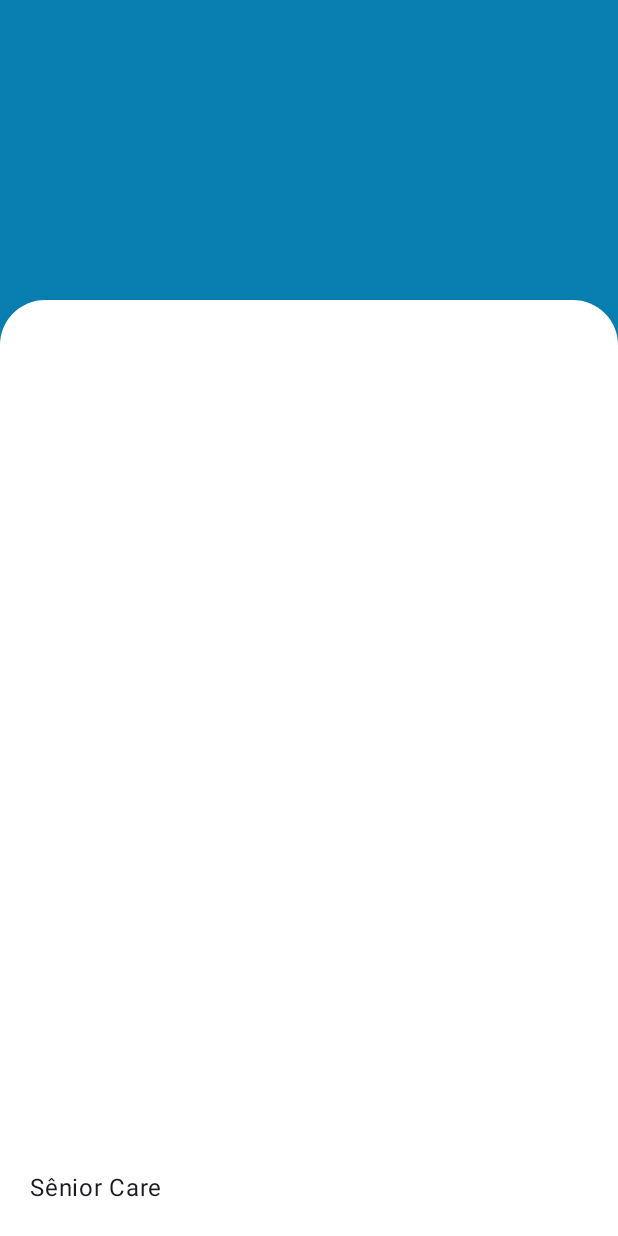
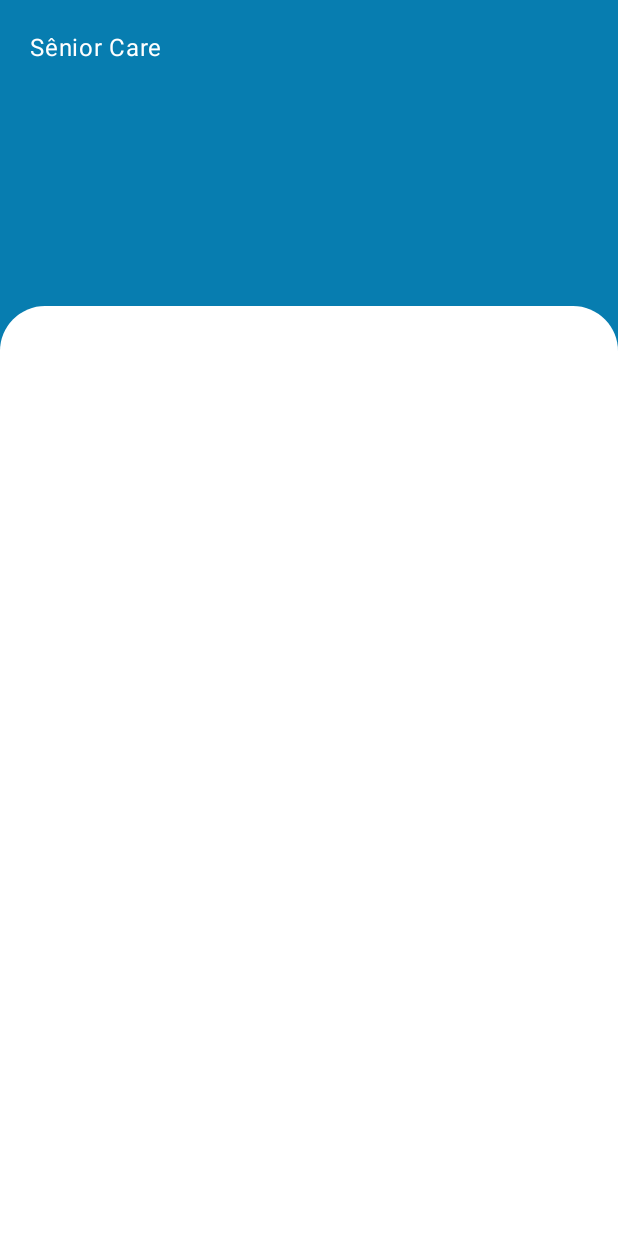
Before and after one commit to SeniorCareSP/app-seniorCare-kotlin, an Android app built with Jetpack Compose: the screen it shows after launch (MainActivity), on a phone screen of 412 x 824 dp. Run offline under Robolectric (Android 15) with nearby library versions, the phone set to English and light mode, and no system bars.

Commit message:
Tela Inicial - Ajuste

```diff
--- a/App/app/src/main/java/com/example/mobileseniorcare/MainActivity.kt
+++ b/App/app/src/main/java/com/example/mobileseniorcare/MainActivity.kt
@@ -7,10 +7,8 @@ import androidx.activity.enableEdgeToEdge
 import androidx.compose.foundation.background
 import androidx.compose.foundation.layout.Box
 import androidx.compose.foundation.layout.Column
-import androidx.compose.foundation.layout.IntrinsicSize
 import androidx.compose.foundation.layout.fillMaxSize
 import androidx.compose.foundation.layout.fillMaxWidth
-import androidx.compose.foundation.layout.height
 import androidx.compose.foundation.layout.padding
 import androidx.compose.material3.Scaffold
 import androidx.compose.material3.Text
@@ -18,7 +16,6 @@ import androidx.compose.runtime.Composable
 import androidx.compose.ui.Alignment
 import androidx.compose.ui.Modifier
 import androidx.compose.ui.graphics.Color
-import androidx.compose.ui.text.style.LineHeightStyle
 import androidx.compose.ui.tooling.preview.Preview
 import androidx.compose.ui.unit.dp
 import com.example.mobileseniorcare.ui.theme.MobileSeniorCareTheme
@@ -40,19 +37,24 @@ class MainActivity : ComponentActivity() {
     }
 }
 
-
 @Composable
 fun TelaInicial(name: String, modifier: Modifier = Modifier) {
     Column(
         modifier = modifier
             .fillMaxSize()
-
     ) {
         Box(
             modifier = Modifier
                 .fillMaxSize()
                 .background(color = Color(0xFF077DB0))
         ) {
+            Text(
+                text = "Sênior Care",
+                color = Color.White,
+                modifier = Modifier
+                    .align(Alignment.TopStart)
+                    .padding(20.dp)
+            )
             Box(
                 modifier = Modifier
                     .fillMaxWidth()
@@ -61,15 +63,8 @@ fun TelaInicial(name: String, modifier: Modifier = Modifier) {
                         shape = androidx.compose.foundation.shape.RoundedCornerShape(topEnd = 30.dp, topStart = 30.dp)
                     )
                     .align(Alignment.BottomCenter) // Alinha a caixa ao fundo
-                    .padding(top = 560.dp) // O padding do topo é necessário para criar o espaço superior
-            ) {
-                Text(
-                    text = "Sênior Care",
-                    modifier = Modifier
-                        .align(Alignment.TopStart)
-                        .padding(20.dp) // Ajustar o padding conforme necessário
-                )
-            }
+                    .padding(top = 620.dp) // O padding do topo é necessário para criar o espaço superior
+            )
         }
     }
 }
@@ -78,6 +73,6 @@ fun TelaInicial(name: String, modifier: Modifier = Modifier) {
 @Composable
 fun TelaInicialPreview() {
     MobileSeniorCareTheme {
-       TelaInicial("Preview")
+        TelaInicial("Preview")
     }
 }
```
